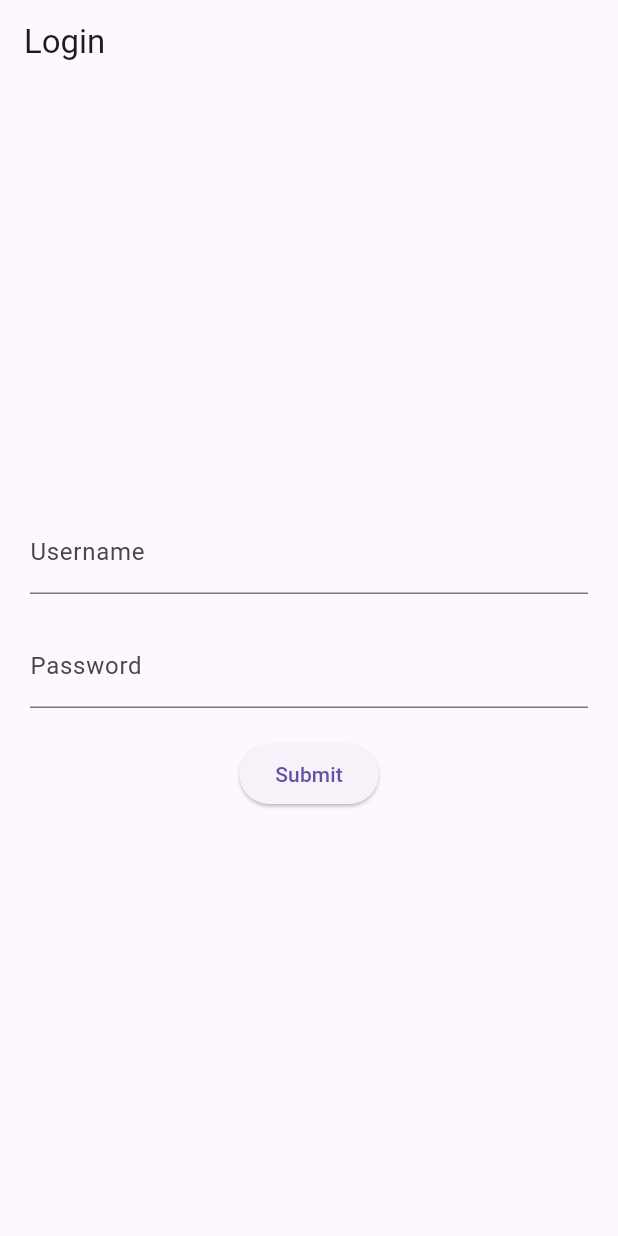
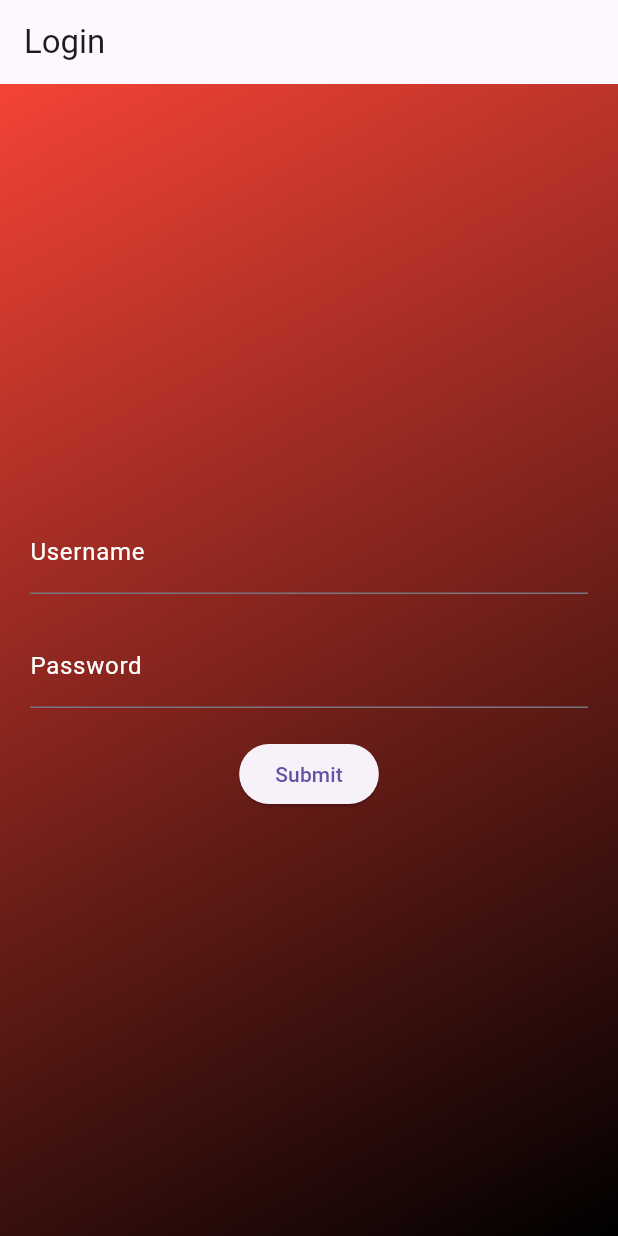
Before and after one commit to Shux347/vote, a Flutter app: the screen it shows after launch, on a phone screen of 412 x 824 dp. Run offline on Flutter 3.47's test engine with Material 3 defaults, Android fonts, the phone set to English and light mode, and no system bars.

Commit message:
login colour

```diff
--- a/lib/login.dart
+++ b/lib/login.dart
@@ -10,19 +10,32 @@ class LoginPage extends StatelessWidget {
       appBar: AppBar(
         title: const Text('Login'),
       ),
-      body: Padding(
+      body: Container(
+        decoration: const BoxDecoration(
+          gradient: LinearGradient(
+            begin: Alignment.topLeft,
+            end: Alignment.bottomRight,
+            colors: [
+              Colors.red,
+              Colors.black
+            ]
+          )
+        ),
+        child: Padding(
           padding: const EdgeInsets.all(20.0),
           child: Column(
             mainAxisAlignment: MainAxisAlignment.center,
             children: <Widget>[
               const TextField(
                 decoration: InputDecoration(
+                  labelStyle: TextStyle(color: Colors.white),
                   labelText: 'Username',
                 ),
               ),
               const SizedBox(height: 20.0),
               const TextField(
                 decoration: InputDecoration(
+                  labelStyle: TextStyle(color: Colors.white),
                   labelText: 'Password',
                 ),
                 obscureText: true,
@@ -39,6 +52,7 @@ class LoginPage extends StatelessWidget {
             ],
           ),
         ),
+      ),
     );
   }
 }
```
Lines whose indentation alone changed are shown as unchanged.
